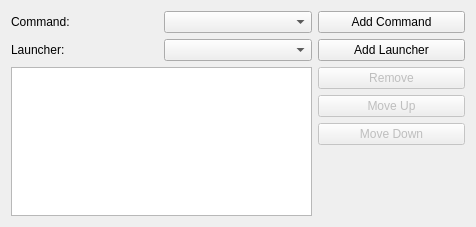
KDE/simon, file plugins/Commands/List/createlistcommandwidget.ui: the form before one commit.
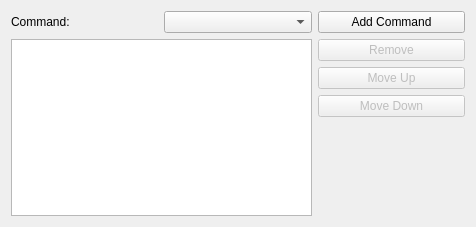
The form after the commit. Custom widgets are drawn as their Qt base class.

Commit message: Removing old command launcher architecture

```diff
--- a/plugins/Commands/List/createlistcommandwidget.ui
+++ b/plugins/Commands/List/createlistcommandwidget.ui
@@ -31,7 +31,7 @@
      </property>
     </widget>
    </item>
-   <item row="2" column="0" colspan="2">
+   <item row="1" column="0" colspan="2">
     <widget class="QTableView" name="tvCommands">
      <property name="selectionMode">
       <enum>QAbstractItemView::SingleSelection</enum>
@@ -41,7 +41,7 @@
      </property>
     </widget>
    </item>
-   <item row="2" column="2">
+   <item row="1" column="2">
     <layout class="QVBoxLayout" name="verticalLayout">
      <item>
       <widget class="QPushButton" name="pbRemove">
@@ -88,23 +88,6 @@
      </item>
     </layout>
    </item>
-   <item row="1" column="0">
-    <widget class="QLabel" name="label_2">
-     <property name="text">
-      <string>Launcher:</string>
-     </property>
-    </widget>
-   </item>
-   <item row="1" column="1">
-    <widget class="KComboBox" name="cbLaunchers"/>
-   </item>
-   <item row="1" column="2">
-    <widget class="QPushButton" name="pbAddLauncher">
-     <property name="text">
-      <string>Add Launcher</string>
-     </property>
-    </widget>
-   </item>
   </layout>
  </widget>
  <customwidgets>
```
The commit also changes 33 other files.
